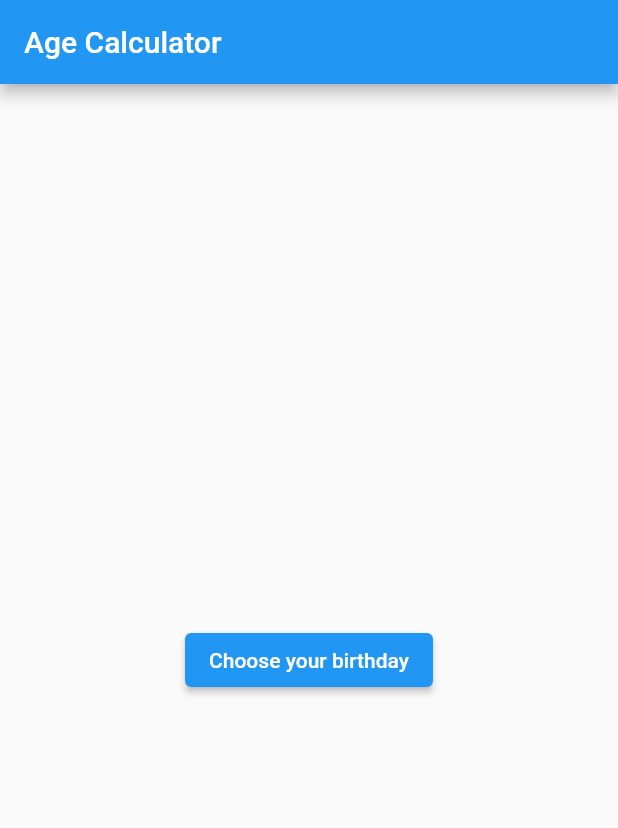
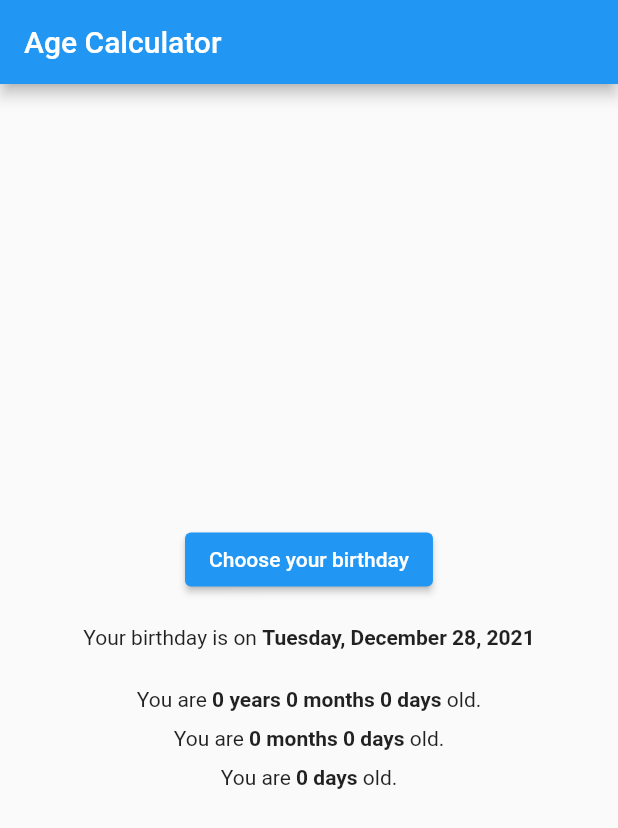
Before and after one commit to aparnapanda55/age_calculator, a Flutter app: the screen it shows after launch, on a phone screen of 412 x 824 dp. Shown: the top 828 px of the screen. Run offline on Flutter 3.47's test engine with Material 2 defaults, Android fonts, the phone set to English and light mode, and no system bars.

Commit message:
wrapped in Inkwell and textstyle: bol d

```diff
--- a/lib/main.dart
+++ b/lib/main.dart
@@ -27,7 +27,7 @@ class HomePage extends StatefulWidget {
 }
 
 class _HomePageState extends State<HomePage> {
-  DateTime? dataSelected;
+  DateTime? dataSelected = DateTime.now();
 
   @override
   Widget build(BuildContext context) {
@@ -57,18 +57,40 @@ class _HomePageState extends State<HomePage> {
               const SizedBox(
                 height: 20,
               ),
-              Text(
-                'Your birthday is on ${DateFormat.yMMMMEEEEd().format(dataSelected!)}',
+              Row(
+                mainAxisSize: MainAxisSize.min,
+                children: [
+                  const Text('Your birthday is on '),
+                  MyText(DateFormat.yMMMMEEEEd().format(dataSelected!)),
+                ],
               ),
               const SizedBox(
                 height: 20,
               ),
               ResultPane(
-                  items:
-                      formatDuration(DateTime.now().difference(dataSelected!))),
+                items: formatDuration(
+                  DateTime.now().difference(dataSelected!),
+                ),
+              ),
             ]
           ],
         ),
+      ),
+    );
+  }
+}
+
+class MyText extends StatelessWidget {
+  const MyText(this.value, {Key? key}) : super(key: key);
+  final String value;
+
+  @override
+  Widget build(BuildContext context) {
+    return InkWell(
+      onTap: () {},
+      child: Text(
+        value,
+        style: const TextStyle(fontWeight: FontWeight.bold),
       ),
     );
   }
@@ -88,7 +110,14 @@ class ResultPane extends StatelessWidget {
           .map(
             (item) => Padding(
               padding: const EdgeInsets.all(5),
-              child: SelectableText('You are $item old.'),
+              child: Row(
+                mainAxisSize: MainAxisSize.min,
+                children: [
+                  const Text('You are '),
+                  MyText(item),
+                  const Text(' old.'),
+                ],
+              ),
             ),
           )
           .toList(),
```
Also changed, not shown: pubspec.lock.
